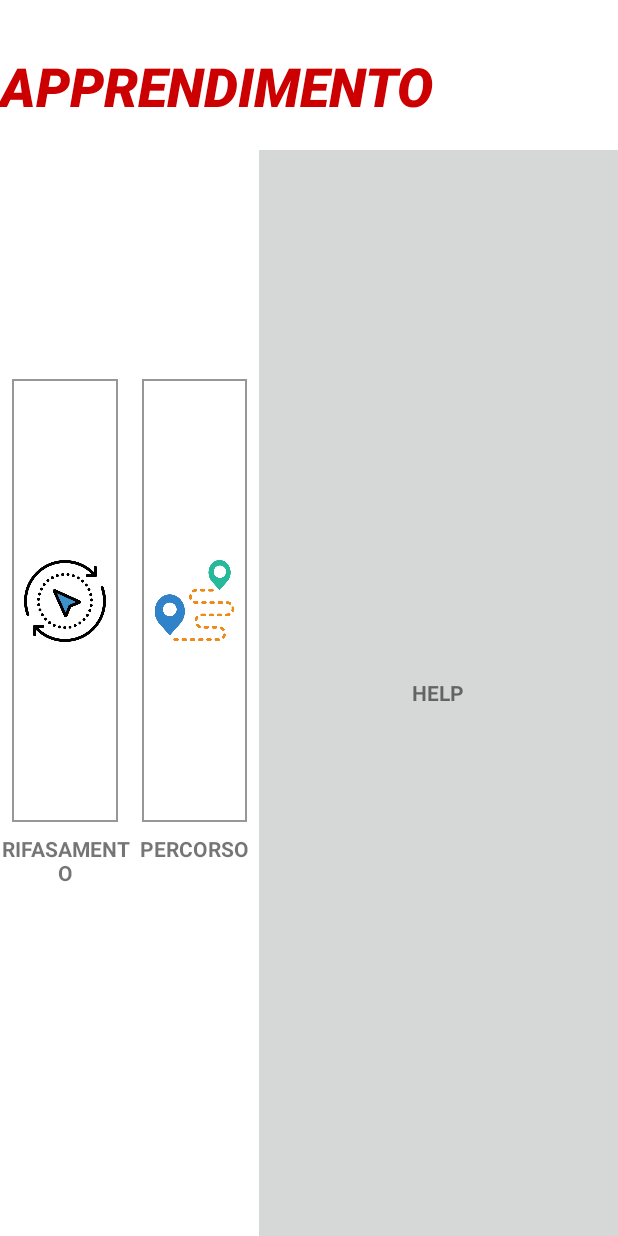
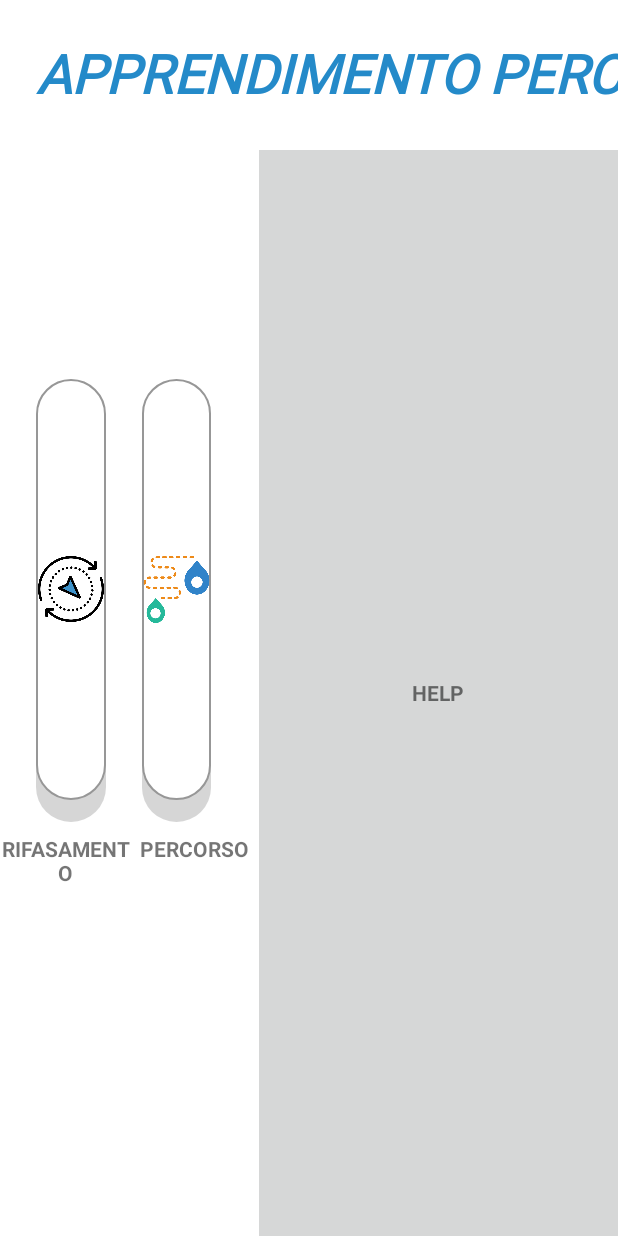
Before and after one commit to AlessioDiNardo/Login, an Android app: the Apprendimento screen opened directly, with no data from a screen before it, on a phone screen of 412 x 824 dp. Run offline under Robolectric (Android 15) with nearby library versions, the phone set to English and light mode, and no system bars; Roboto replaces fonts that are not available here.

Commit message:
Aggiustato design

```diff
--- /dev/null
+++ b/app/src/main/res/drawable/button_selector.xml
@@ -0,0 +1,25 @@
+<selector xmlns:android="http://schemas.android.com/apk/res/android">
+    <item>
+        <layer-list>
+            <item android:top="50dp">
+                <shape>
+                    <corners android:radius="50dp" />
+                    <solid android:color="#D6D6D6" />
+                </shape>
+            </item>
+            <item android:bottom="15dp" >
+                <shape>
+                    <gradient android:angle="90"
+                        android:endColor="@android:color/white" android:startColor="@android:color/background_light" />
+                    <stroke
+                        android:color="#979797"
+                        android:width="1dp"
+                        />
+                    <corners android:radius="50dp" />
+
+                </shape>
+            </item>
+        </layer-list>
+    </item>
+
+</selector>
--- a/app/src/main/res/drawable/roundcorner.xml
+++ b/app/src/main/res/drawable/roundcorner.xml
@@ -6,6 +6,7 @@
     <stroke
         android:color="#979797"
         android:width="1dp"
+
         />
-    <corners android:radius="50dp" />
+    <corners android:radius="50dp"/>
 </shape>
--- a/app/src/main/res/layout/activity_apprendimento.xml
+++ b/app/src/main/res/layout/activity_apprendimento.xml
@@ -40,14 +40,17 @@
         android:id="@+id/rifasamento"
         android:layout_width="0dp"
         android:layout_height="295dp"
-        android:layout_marginStart="8dp"
-        android:layout_marginLeft="8dp"
-        android:layout_marginEnd="16dp"
-        android:layout_marginRight="16dp"
+        android:layout_marginStart="24dp"
+        android:layout_marginLeft="24dp"
+        android:layout_marginEnd="24dp"
+        android:layout_marginRight="24dp"
         android:layout_marginBottom="24dp"
         android:adjustViewBounds="false"
-        android:background="@drawable/border"
-        android:padding="8dp"
+        android:background="@drawable/button_selector"
+        android:paddingLeft="45dp"
+        android:paddingTop="30dp"
+        android:paddingRight="45dp"
+        android:paddingBottom="45dp"
         android:scaleType="centerInside"
         app:layout_constraintBottom_toBottomOf="parent"
         app:layout_constraintEnd_toStartOf="@+id/percorso"
@@ -60,9 +63,14 @@
         android:id="@+id/percorso"
         android:layout_width="0dp"
         android:layout_height="295dp"
+        android:layout_marginEnd="24dp"
+        android:layout_marginRight="24dp"
         android:layout_marginBottom="24dp"
-        android:background="@drawable/border"
-        android:padding="8dp"
+        android:background="@drawable/button_selector"
+        android:paddingLeft="45dp"
+        android:paddingTop="30dp"
+        android:paddingRight="45dp"
+        android:paddingBottom="45dp"
         android:scaleType="centerInside"
         app:layout_constraintBottom_toBottomOf="parent"
         app:layout_constraintEnd_toStartOf="@+id/Helptextview"
@@ -90,22 +98,19 @@
 
     <TextView
         android:id="@+id/textView9"
-        android:layout_width="wrap_content"
-        android:layout_height="49dp"
-        android:layout_marginTop="8dp"
-        android:layout_marginBottom="8dp"
+        android:layout_width="532dp"
+        android:layout_height="45dp"
+        android:layout_marginStart="24dp"
+        android:layout_marginLeft="24dp"
+        android:layout_marginTop="24dp"
         android:text="apprendimento percorsi"
         android:textAllCaps="true"
         android:textAppearance="@style/TextAppearance.AppCompat.Title"
-        android:textColor="@android:color/holo_red_dark"
+        android:textColor="#248AC9"
         android:textSize="36sp"
         android:textStyle="bold|italic"
-        app:fontFamily="sans-serif-black"
-        app:layout_constraintBottom_toTopOf="@+id/percorso"
-        app:layout_constraintEnd_toEndOf="parent"
-        app:layout_constraintHorizontal_bias="0.5"
+        app:fontFamily="@font/libre_franklin_semibold"
         app:layout_constraintStart_toStartOf="parent"
-        app:layout_constraintTop_toTopOf="parent"
-        app:layout_constraintVertical_bias="0.132" />
+        app:layout_constraintTop_toTopOf="parent" />
 
 </android.support.constraint.ConstraintLayout>
```
Also changed, not shown: app/src/main/res/layout/activity_diagnostica.xml (+6 -6 lines), app/src/main/res/layout/activity_esecuzione.xml (+12 -12 lines), app/src/main/res/layout/activity_main.xml (+23 -11 lines).
